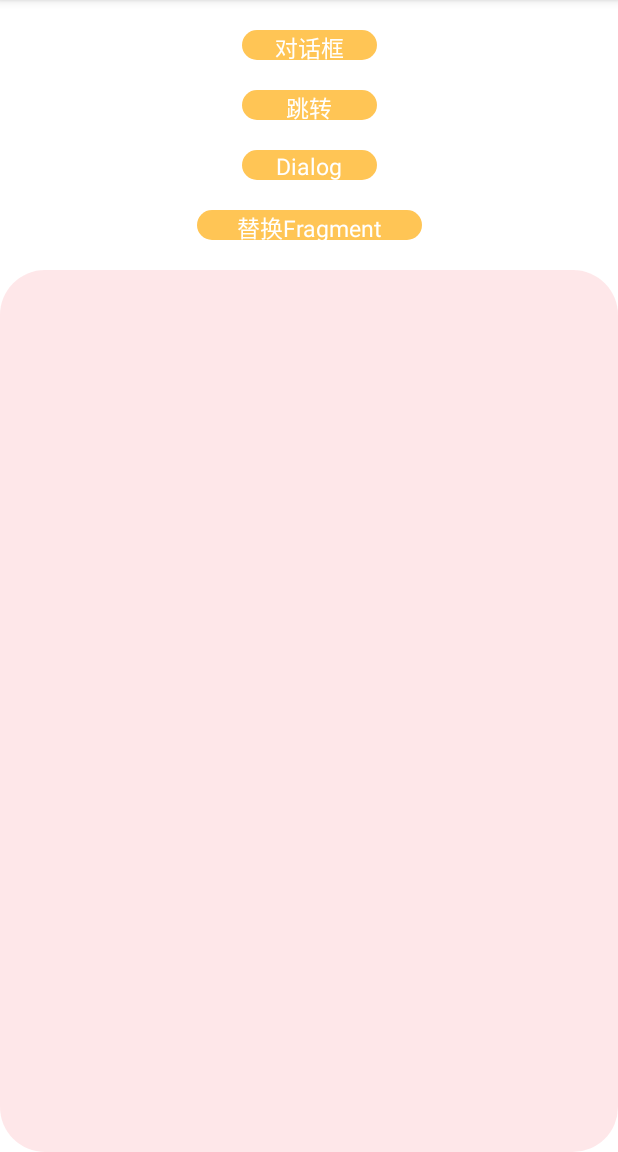
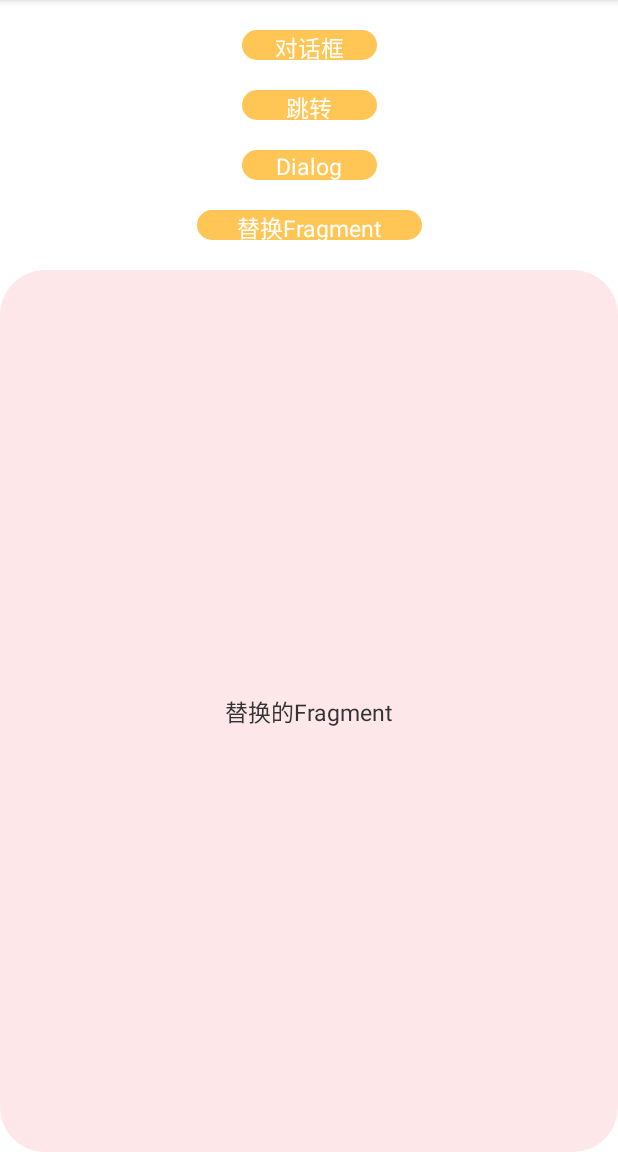
Before and after one commit to wangqingyii/LifeCycleTest, an Android app: the screen it shows after launch (MainActivity), after a tap on "替换Fragment", on a phone screen of 412 x 824 dp, the part 84-1236 px from its top. Run offline under Robolectric (Android 15) with nearby library versions, the phone set to English and light mode, and no system bars.

Commit message:
feat:优化代码

```diff
--- a/app/src/main/AndroidManifest.xml
+++ b/app/src/main/AndroidManifest.xml
@@ -9,10 +9,12 @@
         android:roundIcon="@mipmap/ic_launcher_round"
         android:supportsRtl="true"
         android:theme="@style/Theme.LifeCycleTest">
-        <activity android:name=".MainActivity2"></activity>
+        <activity android:name=".MainActivity2"/>
+
         <activity
             android:name=".DialogActivity"
-            android:theme="@style/Theme.AppCompat.Dialog"></activity>
+            android:theme="@style/Theme.AppCompat.Dialog"/>
+
         <activity android:name=".MainActivity">
             <intent-filter>
                 <action android:name="android.intent.action.MAIN" />
--- a/app/src/main/java/com/wangqingyi/lifecycletest/MainActivity.kt
+++ b/app/src/main/java/com/wangqingyi/lifecycletest/MainActivity.kt
@@ -36,9 +36,6 @@ class MainActivity : AppCompatActivity() {
         mBinding.mDialogTv.setOnClickListener {
             mDialog.show()
         }
-//        mBinding.mAddFragmentTv.setOnClickListener {
-//            addFragment(TestFragment1())
-//        }
         mBinding.mReplaceFragmentTv.setOnClickListener {
             addFragment(TestFragment2())
         }
--- a/app/src/main/res/layout/fragment_test2.xml
+++ b/app/src/main/res/layout/fragment_test2.xml
@@ -1,8 +1,18 @@
 <?xml version="1.0" encoding="utf-8"?>
-<androidx.constraintlayout.widget.ConstraintLayout
-    xmlns:android="http://schemas.android.com/apk/res/android" android:layout_width="match_parent"
+<androidx.constraintlayout.widget.ConstraintLayout xmlns:android="http://schemas.android.com/apk/res/android"
+    xmlns:app="http://schemas.android.com/apk/res-auto"
+    android:layout_width="match_parent"
     android:layout_height="match_parent"
-    android:background="@drawable/common_bj30_10f55b67"
-    >
+    android:background="@drawable/common_bj30_10f55b67">
 
+    <TextView
+        android:layout_width="wrap_content"
+        android:layout_height="wrap_content"
+        android:text="替换的Fragment"
+        android:textColor="#333333"
+        android:textSize="15sp"
+        app:layout_constraintBottom_toBottomOf="parent"
+        app:layout_constraintEnd_toEndOf="parent"
+        app:layout_constraintStart_toStartOf="parent"
+        app:layout_constraintTop_toTopOf="parent" />
 </androidx.constraintlayout.widget.ConstraintLayout>
```
